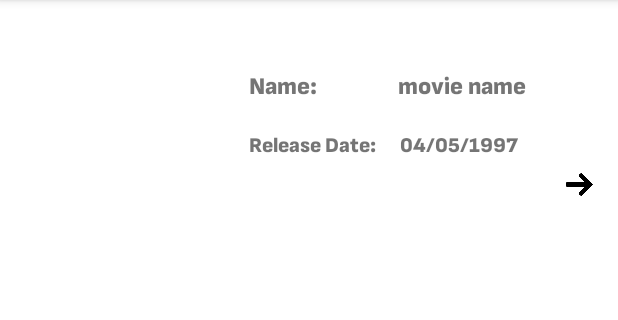
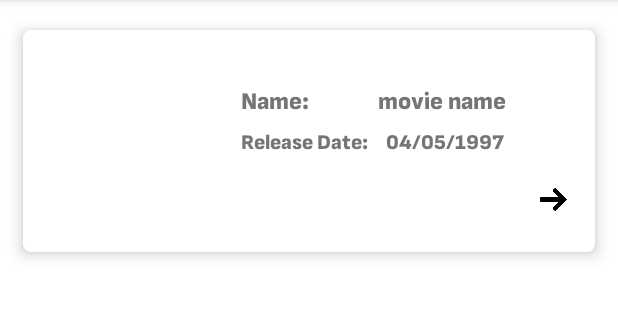
Before and after one commit to sagi21333/AndroidFinalProject, an Android app: the fragment MovieRowFragment shown on its own in the app's theme, on a phone screen of 412 x 824 dp, the part 84-404 px from its top. Run offline under Robolectric (Android 15) with nearby library versions, the phone set to English and light mode, and no system bars.

Commit message:
desigm comment row and movie row

```diff
--- a/app/src/main/java/com/example/androidfinalproject/MovieListFragment.java
+++ b/app/src/main/java/com/example/androidfinalproject/MovieListFragment.java
@@ -4,6 +4,7 @@ import android.content.Context;
 import android.os.Bundle;
 
 import androidx.annotation.NonNull;
+import androidx.appcompat.app.AppCompatActivity;
 import androidx.fragment.app.Fragment;
 import androidx.navigation.Navigation;
 import androidx.recyclerview.widget.LinearLayoutManager;
@@ -68,6 +69,7 @@ public class MovieListFragment extends Fragment {
         // Get all the reviews
         viewModel.getData();
 
+        ((AppCompatActivity) getActivity()).getSupportActionBar().setTitle("Movies");
         return view;
     }
     private void refresh() {
--- a/app/src/main/java/com/example/androidfinalproject/MovieReviewFragment.java
+++ b/app/src/main/java/com/example/androidfinalproject/MovieReviewFragment.java
@@ -5,6 +5,7 @@ import android.content.SharedPreferences;
 import android.os.Bundle;
 
 import androidx.annotation.NonNull;
+import androidx.appcompat.app.AppCompatActivity;
 import androidx.fragment.app.Fragment;
 import androidx.fragment.app.FragmentContainerView;
 import androidx.navigation.NavDirections;
@@ -116,6 +117,7 @@ public class MovieReviewFragment extends Fragment {
             }
         });
 
+        ((AppCompatActivity) getActivity()).getSupportActionBar().setTitle("Movie reviews");
 
         return view;
 
--- a/app/src/main/res/layout/fragment_movie_review.xml
+++ b/app/src/main/res/layout/fragment_movie_review.xml
@@ -5,6 +5,7 @@
     android:layout_width="match_parent"
     android:layout_height="match_parent"
     tools:context=".MovieReviewFragment">
+
 
     <ImageView
         android:id="@+id/movie_reviews_img"
--- a/app/src/main/res/layout/fragment_movie_row.xml
+++ b/app/src/main/res/layout/fragment_movie_row.xml
@@ -4,6 +4,22 @@
     xmlns:tools="http://schemas.android.com/tools"
     android:layout_width="match_parent"
     android:layout_height="wrap_content">
+
+    <androidx.cardview.widget.CardView
+        android:id="@+id/cardView"
+        android:layout_width="409dp"
+        android:layout_height="wrap_content"
+        app:cardBackgroundColor="@color/white"
+        app:cardCornerRadius="5dp"
+        app:cardElevation="6dp"
+        app:cardMaxElevation="12dp"
+        app:cardPreventCornerOverlap="true"
+        app:cardUseCompatPadding="true"
+        app:layout_constraintBottom_toBottomOf="parent"
+        app:layout_constraintEnd_toEndOf="parent"
+        app:layout_constraintStart_toStartOf="parent"
+        app:layout_constraintTop_toTopOf="parent"
+        tools:ignore="MissingConstraints">
 
         <ImageView
             android:id="@+id/movie_img"
@@ -19,34 +35,40 @@
             app:layout_constraintTop_toTopOf="parent"
             tools:srcCompat="@tools:sample/avatars" />
 
+        <androidx.constraintlayout.widget.ConstraintLayout
+            android:layout_width="234dp"
+            android:layout_height="124dp"
+            android:layout_gravity="bottom"
+            android:layout_marginStart="145dp"
+            android:layout_marginLeft="0dp"
+            android:layout_marginBottom="10dp">
+
             <TextView
                 android:id="@+id/textView"
                 android:layout_width="71dp"
                 android:layout_height="21dp"
-        android:layout_marginStart="28dp"
-        android:layout_marginTop="48dp"
+                android:layout_marginTop="24dp"
                 android:text="Name:"
                 android:textSize="16sp"
-        app:layout_constraintStart_toEndOf="@+id/movie_img"
-        app:layout_constraintTop_toTopOf="parent" />
 
+                app:layout_constraintTop_toTopOf="parent"
+                tools:layout_editor_absoluteX="16dp" />
 
             <TextView
                 android:id="@+id/textView3"
                 android:layout_width="wrap_content"
                 android:layout_height="19dp"
-        android:layout_marginStart="28dp"
-        android:layout_marginBottom="40dp"
+                android:layout_marginBottom="52dp"
                 android:text="Release Date:"
                 app:layout_constraintBottom_toBottomOf="parent"
-        app:layout_constraintStart_toEndOf="@+id/movie_img" />
+                tools:layout_editor_absoluteX="16dp" />
 
             <TextView
                 android:id="@+id/movie_name_txtview"
                 android:layout_width="wrap_content"
-        android:layout_height="22dp"
-        android:layout_marginStart="28dp"
-        android:layout_marginTop="48dp"
+                android:layout_height="wrap_content"
+                android:layout_marginStart="20dp"
+                android:layout_marginTop="24dp"
                 android:text="movie name"
                 android:textSize="16sp"
                 app:layout_constraintStart_toEndOf="@+id/textView"
@@ -56,8 +78,8 @@
                 android:id="@+id/movie_releasedate_txtview"
                 android:layout_width="wrap_content"
                 android:layout_height="19dp"
-        android:layout_marginStart="16dp"
-        android:layout_marginBottom="40dp"
+                android:layout_marginStart="12dp"
+                android:layout_marginBottom="52dp"
                 android:text="04/05/1997"
                 app:layout_constraintBottom_toBottomOf="parent"
                 app:layout_constraintStart_toEndOf="@+id/textView3" />
@@ -71,5 +93,9 @@
                 app:layout_constraintBottom_toBottomOf="parent"
                 app:layout_constraintEnd_toEndOf="parent"
                 app:srcCompat="@drawable/right_arrow" />
+        </androidx.constraintlayout.widget.ConstraintLayout>
+
+
+    </androidx.cardview.widget.CardView>
 
 </androidx.constraintlayout.widget.ConstraintLayout>
```
Also changed, not shown: app/src/main/res/layout/fragment_review_row.xml (+36 -11 lines). Lines whose indentation alone changed are shown as unchanged.
